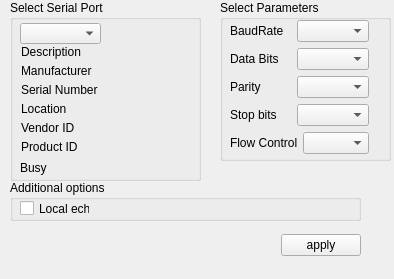
First picture: the form in comport/settingsdialog/settingsdialog.ui, repository ag8920/RemoteTable, before the edit.
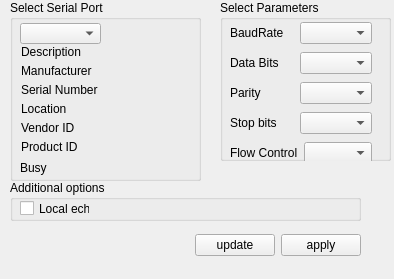
Second picture: the form after the edit.

Diff of the .ui file:
```diff
--- a/comport/settingsdialog/settingsdialog.ui
+++ b/comport/settingsdialog/settingsdialog.ui
@@ -192,8 +192,8 @@
      <rect>
       <x>10</x>
       <y>20</y>
-      <width>139</width>
-      <height>136</height>
+      <width>142</width>
+      <height>146</height>
      </rect>
     </property>
     <layout class="QVBoxLayout" name="verticalLayout_2">
@@ -319,6 +319,13 @@
       </property>
      </spacer>
     </item>
+    <item>
+     <widget class="QPushButton" name="updateInfoButton">
+      <property name="text">
+       <string>update</string>
+      </property>
+     </widget>
+    </item>
     <item>
      <widget class="QPushButton" name="applyButton">
       <property name="sizePolicy">
```
